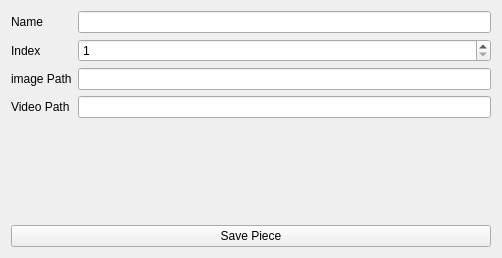
First picture: the form in components/tvGames/tools/piece.ui, repository robocomp/euroage-tv, before the edit.
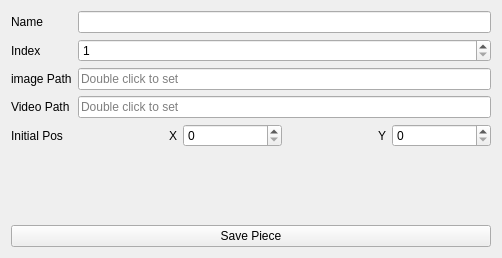
Second picture: the form after the edit.

Commit message: Added widgets for the piece position.

Patch:
```diff
--- a/components/tvGames/tools/piece.ui
+++ b/components/tvGames/tools/piece.ui
@@ -16,6 +16,9 @@
   <layout class="QVBoxLayout" name="verticalLayout">
    <item>
     <layout class="QFormLayout" name="formLayout">
+     <property name="fieldGrowthPolicy">
+      <enum>QFormLayout::AllNonFixedFieldsGrow</enum>
+     </property>
      <item row="0" column="0">
       <widget class="QLabel" name="label_2">
        <property name="text">
@@ -23,6 +26,9 @@
        </property>
       </widget>
      </item>
+     <item row="0" column="1">
+      <widget class="QLineEdit" name="name_lineEdit"/>
+     </item>
      <item row="1" column="0">
       <widget class="QLabel" name="label">
        <property name="text">
@@ -30,6 +36,13 @@
        </property>
       </widget>
      </item>
+     <item row="1" column="1">
+      <widget class="QSpinBox" name="index_sb">
+       <property name="minimum">
+        <number>1</number>
+       </property>
+      </widget>
+     </item>
      <item row="2" column="0">
       <widget class="QLabel" name="label_3">
        <property name="text">
@@ -37,6 +50,13 @@
        </property>
       </widget>
      </item>
+     <item row="2" column="1">
+      <widget class="QLineEdit" name="image_path_lineEdit">
+       <property name="placeholderText">
+        <string>Double click to set</string>
+       </property>
+      </widget>
+     </item>
      <item row="3" column="0">
       <widget class="QLabel" name="label_4">
        <property name="text">
@@ -44,21 +64,63 @@
        </property>
       </widget>
      </item>
-     <item row="0" column="1">
-      <widget class="QLineEdit" name="name_lineEdit"/>
-     </item>
-     <item row="1" column="1">
-      <widget class="QSpinBox" name="index_sb">
-       <property name="minimum">
-        <number>1</number>
-       </property>
-      </widget>
-     </item>
-     <item row="2" column="1">
-      <widget class="QLineEdit" name="image_path_lineEdit"/>
-     </item>
      <item row="3" column="1">
-      <widget class="QLineEdit" name="video_path_lineEdit"/>
+      <widget class="QLineEdit" name="video_path_lineEdit">
+       <property name="placeholderText">
+        <string>Double click to set</string>
+       </property>
+      </widget>
+     </item>
+     <item row="4" column="0">
+      <widget class="QLabel" name="label_5">
+       <property name="text">
+        <string>Initial Pos</string>
+       </property>
+      </widget>
+     </item>
+     <item row="4" column="1">
+      <layout class="QHBoxLayout" name="horizontalLayout">
+       <item>
+        <widget class="QLabel" name="label_7">
+         <property name="text">
+          <string>X</string>
+         </property>
+         <property name="alignment">
+          <set>Qt::AlignRight|Qt::AlignTrailing|Qt::AlignVCenter</set>
+         </property>
+        </widget>
+       </item>
+       <item>
+        <widget class="QSpinBox" name="piece_pos_x_sb">
+         <property name="maximum">
+          <number>10000</number>
+         </property>
+         <property name="singleStep">
+          <number>10</number>
+         </property>
+        </widget>
+       </item>
+       <item>
+        <widget class="QLabel" name="label_6">
+         <property name="text">
+          <string>Y</string>
+         </property>
+         <property name="alignment">
+          <set>Qt::AlignRight|Qt::AlignTrailing|Qt::AlignVCenter</set>
+         </property>
+        </widget>
+       </item>
+       <item>
+        <widget class="QSpinBox" name="piece_pos_y_sb">
+         <property name="maximum">
+          <number>10000</number>
+         </property>
+         <property name="singleStep">
+          <number>10</number>
+         </property>
+        </widget>
+       </item>
+      </layout>
      </item>
     </layout>
    </item>
```
The commit also changes 1 other file.
